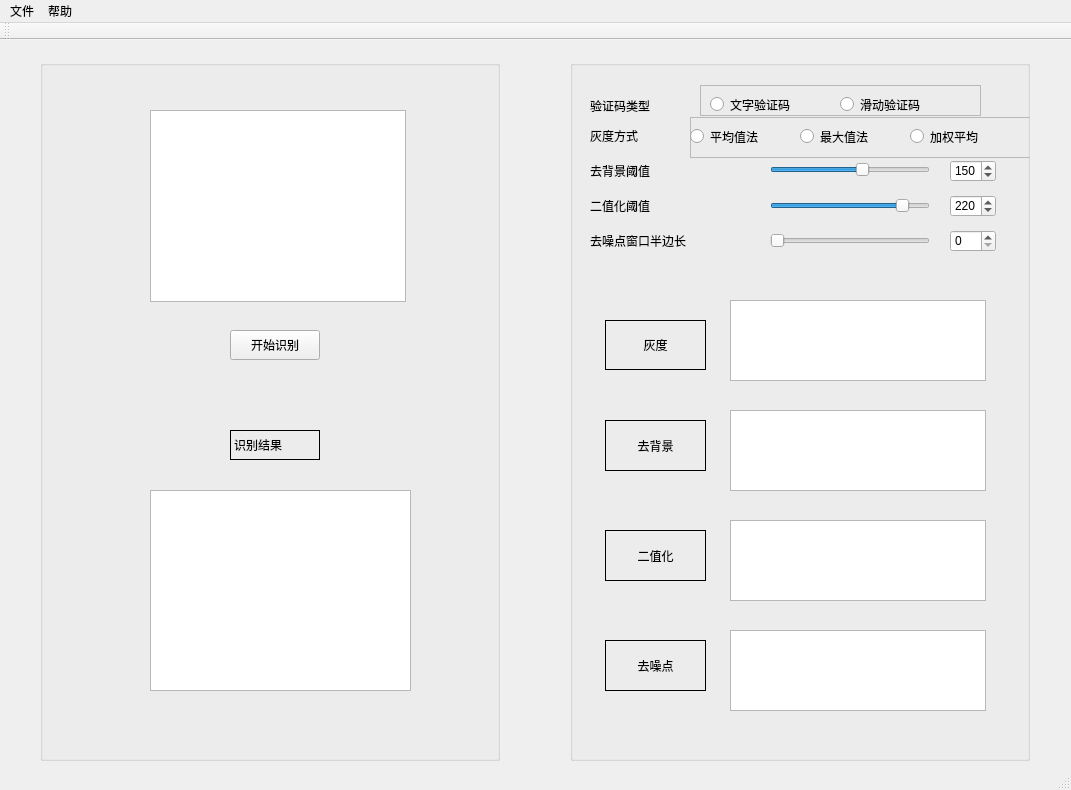
Qt form src/Vcode/MainView.ui (YujieLu10/Uda-dlnd) before a commit.
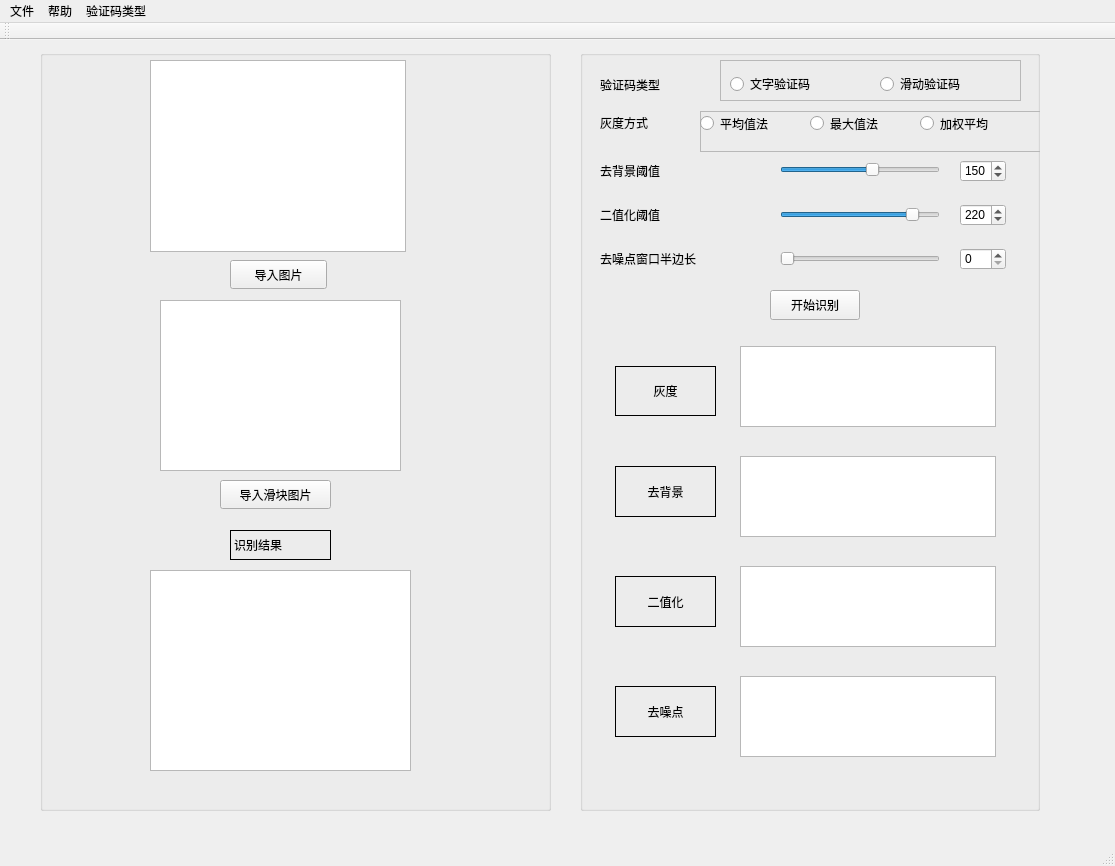
The same form after that commit.

Commit message: add slider function function and modify mainview

The edit to the form file:
```diff
--- a/src/Vcode/MainView.ui
+++ b/src/Vcode/MainView.ui
@@ -6,95 +6,32 @@
    <rect>
     <x>0</x>
     <y>0</y>
-    <width>1071</width>
-    <height>790</height>
+    <width>1115</width>
+    <height>866</height>
    </rect>
   </property>
   <property name="windowTitle">
    <string>Vcode</string>
   </property>
   <widget class="QWidget" name="centralWidget">
-   <widget class="QGroupBox" name="groupBox">
+   <widget class="QWidget" name="layoutWidget">
     <property name="geometry">
      <rect>
-      <x>40</x>
-      <y>20</y>
-      <width>460</width>
-      <height>701</height>
+      <x>0</x>
+      <y>0</y>
+      <width>2</width>
+      <height>2</height>
      </rect>
     </property>
-    <property name="title">
-     <string/>
-    </property>
-    <widget class="QGraphicsView" name="leftOriginView">
-     <property name="geometry">
-      <rect>
-       <x>110</x>
-       <y>50</y>
-       <width>256</width>
-       <height>192</height>
-      </rect>
-     </property>
-    </widget>
-    <widget class="QPushButton" name="recognizeButton">
-     <property name="geometry">
-      <rect>
-       <x>190</x>
-       <y>270</y>
-       <width>90</width>
-       <height>30</height>
-      </rect>
-     </property>
-     <property name="styleSheet">
-      <string notr="true">font: 12pt &quot;Agency FB&quot;;</string>
-     </property>
-     <property name="text">
-      <string>开始识别</string>
-     </property>
-     <property name="shortcut">
-      <string>Ctrl+B</string>
-     </property>
-    </widget>
-    <widget class="QTextBrowser" name="resultText">
-     <property name="geometry">
-      <rect>
-       <x>110</x>
-       <y>430</y>
-       <width>261</width>
-       <height>201</height>
-      </rect>
-     </property>
-     <property name="styleSheet">
-      <string notr="true">font: 75 12pt &quot;Courier&quot;;</string>
-     </property>
-    </widget>
-    <widget class="QLabel" name="label">
-     <property name="geometry">
-      <rect>
-       <x>190</x>
-       <y>370</y>
-       <width>90</width>
-       <height>30</height>
-      </rect>
-     </property>
-     <property name="styleSheet">
-      <string notr="true">font: 12pt &quot;Agency FB&quot;;</string>
-     </property>
-     <property name="frameShape">
-      <enum>QFrame::Box</enum>
-     </property>
-     <property name="text">
-      <string>识别结果</string>
-     </property>
-    </widget>
+    <layout class="QVBoxLayout" name="verticalLayout"/>
    </widget>
    <widget class="QGroupBox" name="groupBox_2">
     <property name="geometry">
      <rect>
-      <x>570</x>
-      <y>20</y>
+      <x>580</x>
+      <y>10</y>
       <width>460</width>
-      <height>701</height>
+      <height>761</height>
      </rect>
     </property>
     <property name="title">
@@ -104,7 +41,7 @@
      <property name="geometry">
       <rect>
        <x>160</x>
-       <y>350</y>
+       <y>406</y>
        <width>256</width>
        <height>81</height>
       </rect>
@@ -114,7 +51,7 @@
      <property name="geometry">
       <rect>
        <x>160</x>
-       <y>460</y>
+       <y>516</y>
        <width>256</width>
        <height>81</height>
       </rect>
@@ -124,7 +61,7 @@
      <property name="geometry">
       <rect>
        <x>160</x>
-       <y>240</y>
+       <y>296</y>
        <width>256</width>
        <height>81</height>
       </rect>
@@ -134,17 +71,17 @@
      <property name="geometry">
       <rect>
        <x>160</x>
-       <y>570</y>
+       <y>626</y>
        <width>256</width>
        <height>81</height>
       </rect>
      </property>
     </widget>
-    <widget class="QLabel" name="label_4">
+    <widget class="QLabel" name="label_21">
      <property name="geometry">
       <rect>
        <x>35</x>
-       <y>360</y>
+       <y>416</y>
        <width>101</width>
        <height>51</height>
       </rect>
@@ -162,11 +99,11 @@
       <set>Qt::AlignCenter</set>
      </property>
     </widget>
-    <widget class="QLabel" name="label_3">
+    <widget class="QLabel" name="label_22">
      <property name="geometry">
       <rect>
        <x>35</x>
-       <y>470</y>
+       <y>526</y>
        <width>101</width>
        <height>51</height>
       </rect>
@@ -184,11 +121,11 @@
       <set>Qt::AlignCenter</set>
      </property>
     </widget>
-    <widget class="QLabel" name="label_2">
+    <widget class="QLabel" name="label_23">
      <property name="geometry">
       <rect>
        <x>35</x>
-       <y>580</y>
+       <y>636</y>
        <width>101</width>
        <height>51</height>
       </rect>
@@ -206,11 +143,11 @@
       <set>Qt::AlignCenter</set>
      </property>
     </widget>
-    <widget class="QLabel" name="label_5">
+    <widget class="QLabel" name="label_24">
      <property name="geometry">
       <rect>
        <x>35</x>
-       <y>260</y>
+       <y>316</y>
        <width>101</width>
        <height>50</height>
       </rect>
@@ -240,12 +177,12 @@
       <bool>false</bool>
      </property>
     </widget>
-    <widget class="QLabel" name="label_6">
+    <widget class="QLabel" name="label_25">
      <property name="geometry">
       <rect>
        <x>20</x>
-       <y>65</y>
-       <width>81</width>
+       <y>62</y>
+       <width>91</width>
        <height>21</height>
       </rect>
      </property>
@@ -256,12 +193,12 @@
       <string>灰度方式</string>
      </property>
     </widget>
-    <widget class="QLabel" name="label_7">
+    <widget class="QLabel" name="label_26">
      <property name="geometry">
       <rect>
        <x>20</x>
-       <y>100</y>
-       <width>101</width>
+       <y>110</y>
+       <width>111</width>
        <height>21</height>
       </rect>
      </property>
@@ -272,12 +209,12 @@
       <string>去背景阈值</string>
      </property>
     </widget>
-    <widget class="QLabel" name="label_8">
+    <widget class="QLabel" name="label_27">
      <property name="geometry">
       <rect>
        <x>20</x>
-       <y>135</y>
-       <width>101</width>
+       <y>154</y>
+       <width>111</width>
        <height>21</height>
       </rect>
      </property>
@@ -288,11 +225,11 @@
       <string>二值化阈值</string>
      </property>
     </widget>
-    <widget class="QLabel" name="label_9">
+    <widget class="QLabel" name="label_28">
      <property name="geometry">
       <rect>
        <x>20</x>
-       <y>170</y>
+       <y>198</y>
        <width>170</width>
        <height>21</height>
       </rect>
@@ -308,7 +245,7 @@
      <property name="geometry">
       <rect>
        <x>200</x>
-       <y>100</y>
+       <y>110</y>
        <width>160</width>
        <height>20</height>
       </rect>
@@ -336,7 +273,7 @@
      <property name="geometry">
       <rect>
        <x>200</x>
-       <y>135</y>
+       <y>154</y>
        <width>160</width>
        <height>22</height>
       </rect>
@@ -355,7 +292,7 @@
      <property name="geometry">
       <rect>
        <x>200</x>
-       <y>170</y>
+       <y>198</y>
        <width>160</width>
        <height>22</height>
       </rect>
@@ -374,7 +311,7 @@
      <property name="geometry">
       <rect>
        <x>380</x>
-       <y>100</y>
+       <y>110</y>
        <width>46</width>
        <height>22</height>
       </rect>
@@ -390,7 +327,7 @@
      <property name="geometry">
       <rect>
        <x>380</x>
-       <y>135</y>
+       <y>154</y>
        <width>46</width>
        <height>22</height>
       </rect>
@@ -406,7 +343,7 @@
      <property name="geometry">
       <rect>
        <x>380</x>
-       <y>170</y>
+       <y>198</y>
        <width>46</width>
        <height>22</height>
       </rect>
@@ -418,75 +355,11 @@
       <number>10</number>
      </property>
     </widget>
-    <widget class="QLabel" name="label_10">
-     <property name="geometry">
-      <rect>
-       <x>20</x>
-       <y>35</y>
-       <width>111</width>
-       <height>21</height>
-      </rect>
-     </property>
-     <property name="styleSheet">
-      <string notr="true">font: 12pt &quot;Agency FB&quot;；</string>
-     </property>
-     <property name="text">
-      <string>验证码类型 </string>
-     </property>
-    </widget>
-    <widget class="QFrame" name="frame">
-     <property name="geometry">
-      <rect>
-       <x>130</x>
-       <y>25</y>
-       <width>281</width>
-       <height>31</height>
-      </rect>
-     </property>
-     <property name="frameShape">
-      <enum>QFrame::StyledPanel</enum>
-     </property>
-     <property name="frameShadow">
-      <enum>QFrame::Raised</enum>
-     </property>
-     <widget class="QRadioButton" name="slideCodeButton">
-      <property name="geometry">
-       <rect>
-        <x>140</x>
-        <y>10</y>
-        <width>131</width>
-        <height>19</height>
-       </rect>
-      </property>
-      <property name="styleSheet">
-       <string notr="true">font: 12pt &quot;Agency FB&quot;;</string>
-      </property>
-      <property name="text">
-       <string>滑动验证码</string>
-      </property>
-     </widget>
-     <widget class="QRadioButton" name="textCodeButton">
-      <property name="geometry">
-       <rect>
-        <x>10</x>
-        <y>10</y>
-        <width>141</width>
-        <height>19</height>
-       </rect>
-      </property>
-      <property name="styleSheet">
-       <string notr="true">font: 12pt &quot;Agency FB&quot;;</string>
-      </property>
-      <property name="text">
-       <string>文字验证码</string>
-      </property>
-     </widget>
-    </widget>
-    <widget class="QFrame" name="frame_2">
+    <widget class="QFrame" name="frame_6">
      <property name="geometry">
       <rect>
        <x>120</x>
-       <y>57</y>
+       <y>61</y>
        <width>341</width>
        <height>41</height>
       </rect>
@@ -501,7 +374,7 @@
       <property name="geometry">
        <rect>
         <x>0</x>
-        <y>10</y>
+        <y>3</y>
         <width>115</width>
         <height>19</height>
        </rect>
@@ -517,7 +390,7 @@
       <property name="geometry">
        <rect>
         <x>220</x>
-        <y>10</y>
+        <y>3</y>
         <width>115</width>
         <height>19</height>
        </rect>
@@ -533,7 +406,7 @@
       <property name="geometry">
        <rect>
         <x>110</x>
-        <y>10</y>
+        <y>3</y>
         <width>115</width>
         <height>19</height>
        </rect>
@@ -546,38 +419,180 @@
       </property>
      </widget>
     </widget>
-    <zorder>frame</zorder>
-    <zorder>removeBgView</zorder>
-    <zorder>binaryzationView</zorder>
-    <zorder>grayView</zorder>
-    <zorder>denoiseView</zorder>
-    <zorder>label_4</zorder>
-    <zorder>label_3</zorder>
-    <zorder>label_2</zorder>
-    <zorder>label_5</zorder>
-    <zorder>label_6</zorder>
-    <zorder>label_7</zorder>
-    <zorder>label_8</zorder>
-    <zorder>label_9</zorder>
-    <zorder>rBGSlider</zorder>
-    <zorder>binarySlider</zorder>
-    <zorder>denoiseSlider</zorder>
-    <zorder>rBGSpinBox</zorder>
-    <zorder>binarySpinBox</zorder>
-    <zorder>denoiseSpinBox</zorder>
-    <zorder>label_10</zorder>
-    <zorder>frame_2</zorder>
+    <widget class="QPushButton" name="recognizeButton">
+     <property name="geometry">
+      <rect>
+       <x>190</x>
+       <y>240</y>
+       <width>90</width>
+       <height>30</height>
+      </rect>
+     </property>
+     <property name="styleSheet">
+      <string notr="true">font: 12pt &quot;Agency FB&quot;;</string>
+     </property>
+     <property name="text">
+      <string>开始识别</string>
+     </property>
+     <property name="shortcut">
+      <string>Ctrl+B</string>
+     </property>
+    </widget>
+    <widget class="QLabel" name="label">
+     <property name="geometry">
+      <rect>
+       <x>20</x>
+       <y>24</y>
+       <width>111</width>
+       <height>21</height>
+      </rect>
+     </property>
+     <property name="styleSheet">
+      <string notr="true">font: 75 12pt &quot;Aharoni&quot;;</string>
+     </property>
+     <property name="text">
+      <string>验证码类型</string>
+     </property>
+    </widget>
+    <widget class="QFrame" name="frame">
+     <property name="geometry">
+      <rect>
+       <x>140</x>
+       <y>10</y>
+       <width>301</width>
+       <height>41</height>
+      </rect>
+     </property>
+     <property name="frameShape">
+      <enum>QFrame::StyledPanel</enum>
+     </property>
+     <property name="frameShadow">
+      <enum>QFrame::Raised</enum>
+     </property>
+     <widget class="QRadioButton" name="textCodeRadioButton">
+      <property name="geometry">
+       <rect>
+        <x>10</x>
+        <y>14</y>
+        <width>131</width>
+        <height>20</height>
+       </rect>
+      </property>
+      <property name="styleSheet">
+       <string notr="true">font: 75 12pt &quot;Aharoni&quot;;</string>
+      </property>
+      <property name="text">
+       <string>文字验证码</string>
+      </property>
+     </widget>
+     <widget class="QRadioButton" name="SlideCodeRadioButton">
+      <property name="geometry">
+       <rect>
+        <x>160</x>
+        <y>14</y>
+        <width>141</width>
+        <height>20</height>
+       </rect>
+      </property>
+      <property name="styleSheet">
+       <string notr="true">font: 75 12pt &quot;Aharoni&quot;;</string>
+      </property>
+      <property name="text">
+       <string>滑动验证码</string>
+      </property>
+     </widget>
+    </widget>
    </widget>
-   <widget class="QWidget" name="layoutWidget">
+   <widget class="QGroupBox" name="groupBox">
     <property name="geometry">
      <rect>
-      <x>0</x>
-      <y>0</y>
-      <width>2</width>
-      <height>2</height>
+      <x>40</x>
+      <y>10</y>
+      <width>511</width>
+      <height>761</height>
      </rect>
     </property>
-    <layout class="QVBoxLayout" name="verticalLayout"/>
+    <property name="title">
+     <string/>
+    </property>
+    <widget class="QGraphicsView" name="leftOriginView">
+     <property name="geometry">
+      <rect>
+       <x>110</x>
+       <y>10</y>
+       <width>256</width>
+       <height>192</height>
+      </rect>
+     </property>
+    </widget>
+    <widget class="QTextBrowser" name="resultText">
+     <property name="geometry">
+      <rect>
+       <x>110</x>
+       <y>520</y>
+       <width>261</width>
+       <height>201</height>
+      </rect>
+     </property>
+     <property name="styleSheet">
+      <string notr="true">font: 75 12pt &quot;Courier&quot;;</string>
+     </property>
+    </widget>
+    <widget class="QLabel" name="label_30">
+     <property name="geometry">
+      <rect>
+       <x>190</x>
+       <y>480</y>
+       <width>101</width>
+       <height>30</height>
+      </rect>
+     </property>
+     <property name="styleSheet">
+      <string notr="true">font: 12pt &quot;Agency FB&quot;;</string>
+     </property>
+     <property name="frameShape">
+      <enum>QFrame::Box</enum>
+     </property>
+     <property name="text">
+      <string>识别结果</string>
+     </property>
+    </widget>
+    <widget class="QGraphicsView" name="sliderView">
+     <property name="geometry">
+      <rect>
+       <x>120</x>
+       <y>250</y>
+       <width>241</width>
+       <height>171</height>
+      </rect>
+     </property>
+    </widget>
+    <widget class="QPushButton" name="importPictureButton">
+     <property name="geometry">
+      <rect>
+       <x>190</x>
+       <y>210</y>
+       <width>97</width>
+       <height>29</height>
+      </rect>
+     </property>
+     <property name="text">
+      <string>导入图片</string>
+     </property>
+    </widget>
+    <widget class="QPushButton" name="importSliderButton">
+     <property name="geometry">
+      <rect>
+       <x>180</x>
+       <y>430</y>
+       <width>111</width>
+       <height>29</height>
+      </rect>
+     </property>
+     <property name="text">
+      <string>导入滑块图片</string>
+     </property>
+    </widget>
    </widget>
   </widget>
   <widget class="QMenuBar" name="menuBar">
@@ -585,8 +600,8 @@
     <rect>
      <x>0</x>
      <y>0</y>
-     <width>1071</width>
-     <height>26</height>
+     <width>1115</width>
+     <height>27</height>
     </rect>
    </property>
    <widget class="QMenu" name="file">
@@ -610,8 +625,16 @@
     <addaction name="separator"/>
     <addaction name="aboutAction"/>
    </widget>
+   <widget class="QMenu" name="menu">
+    <property name="title">
+     <string>验证码类型</string>
+    </property>
+    <addaction name="action"/>
+    <addaction name="action_2"/>
+   </widget>
    <addaction name="file"/>
    <addaction name="help"/>
+   <addaction name="menu"/>
   </widget>
   <widget class="QToolBar" name="mainToolBar">
    <attribute name="toolBarArea">
@@ -655,6 +678,16 @@
     <string>保存文件</string>
    </property>
   </action>
+  <action name="action">
+   <property name="text">
+    <string>文字验证码</string>
+   </property>
+  </action>
+  <action name="action_2">
+   <property name="text">
+    <string>滑动验证码</string>
+   </property>
+  </action>
  </widget>
  <layoutdefault spacing="6" margin="11"/>
  <resources>
```
The commit also changes 5005 other files.
